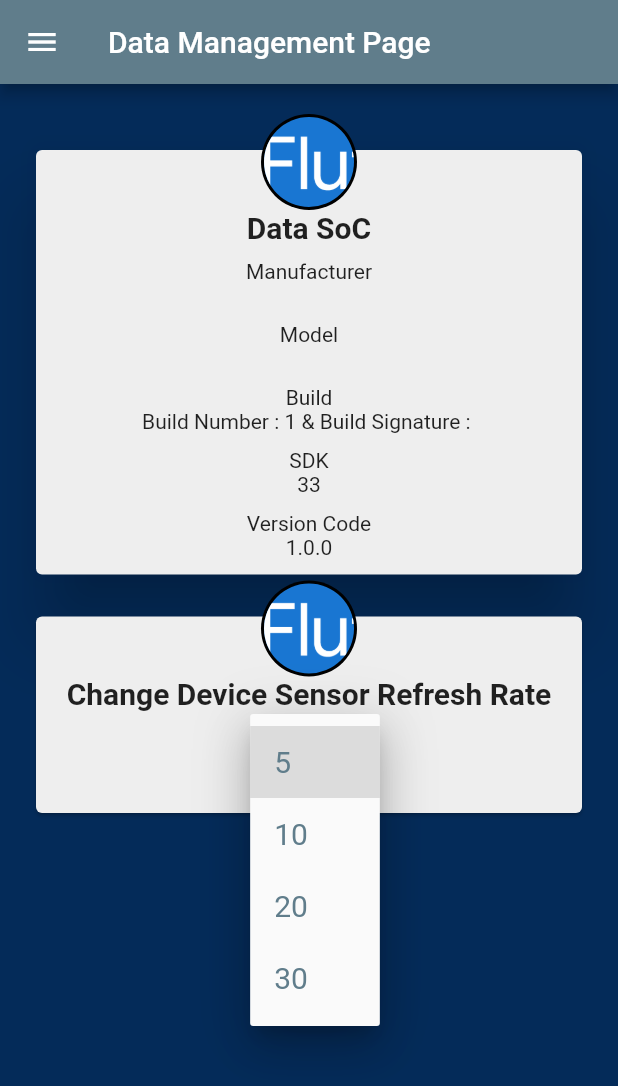
After one commit to arifwp/flutter_challenge, a Flutter app: the DataPage screen opened directly, after a tap on the "arrow downward" icon, on a phone screen of 412 x 824 dp. The commit adds this screen. Shown: the top 1086 px of the screen. Run offline on Flutter 3.47's test engine with Material 2 defaults, Android fonts, the phone set to English and light mode, and no system bars; our stand-ins replace device_info_plus, geolocator, local_auth, package_info_plus, permission_handler and 3 more; missing offline and left inert: battery_info, dart:ffi; accounts and stored records are empty.

Commit message:
add data management page

```diff
--- a/lib/components/app_drawer.dart
+++ b/lib/components/app_drawer.dart
@@ -1,4 +1,5 @@
 import 'package:flutter/material.dart';
+import 'package:flutter_challenge/pages/data_page.dart';
 
 class AppDrawer extends StatelessWidget {
   const AppDrawer({super.key});
@@ -17,10 +18,11 @@ class AppDrawer extends StatelessWidget {
             decoration: BoxDecoration(
               color: Colors.blue,
             ),
-            child: Text('Drawer Header'),
+            child: Text('Flutter Challenge'),
           ),
           ListTile(
-            title: const Text('Item 1'),
+            leading: Icon(Icons.home),
+            title: const Text('Halaman A'),
             onTap: () {
               // Update the state of the app
               // ...
@@ -29,12 +31,15 @@ class AppDrawer extends StatelessWidget {
             },
           ),
           ListTile(
-            title: const Text('Item 2'),
+            leading: Icon(Icons.data_array),
+            title: const Text('Halaman B'),
             onTap: () {
-              // Update the state of the app
-              // ...
-              // Then close the drawer
               Navigator.pop(context);
+              Navigator.of(context).push(
+                MaterialPageRoute(
+                  builder: (context) => DataPage(),
+                ),
+              );
             },
           ),
         ],
--- /dev/null
+++ b/lib/components/app_dropdown.dart
@@ -0,0 +1,54 @@
+import 'package:flutter/material.dart';
+import 'package:flutter_challenge/models/dropdown_model.dart';
+import 'package:flutter_challenge/utils/global_data.dart';
+
+class AppDropdown extends StatefulWidget {
+  const AppDropdown({super.key});
+
+  @override
+  State<AppDropdown> createState() => _AppDropdownState();
+}
+
+class _AppDropdownState extends State<AppDropdown> {
+  final List<String> defaultData = ['5', '10', '20', '30'];
+  late String dropdownValue = defaultData[0];
+  var ref = GlobalData();
+
+  @override
+  Widget build(BuildContext context) {
+    return DropdownButton(
+      value: DropDownModel.get_last_selected_value(),
+      icon: const Icon(
+        Icons.arrow_downward,
+        color: Colors.blueGrey,
+      ),
+      elevation: 16,
+      style: TextStyle(color: Colors.white),
+      underline: Container(
+        height: 2,
+        color: Colors.deepPurpleAccent,
+      ),
+      items: defaultData.map((item) {
+        return DropdownMenuItem<String>(
+          value: item,
+          child: Text(
+            '${item}',
+            style: TextStyle(color: Colors.blueGrey, fontSize: 20),
+          ),
+        );
+      }).toList(),
+      onChanged: (val) {
+        setState(() {
+          int numberVal = int.parse(val.toString());
+          ref.refreshEvery = numberVal;
+          DropDownModel.last_selected_value = val;
+          print('ref refresh');
+          print(ref.refreshEvery);
+          print('ini number val');
+          print(numberVal);
+          dropdownValue = val.toString();
+        });
+      },
+    );
+  }
+}
--- a/lib/components/box_device_sensor.dart
+++ b/lib/components/box_device_sensor.dart
@@ -1,15 +1,31 @@
 import 'package:flutter/material.dart';
 
 class BoxDeviceSensor extends StatefulWidget {
-  const BoxDeviceSensor(this.title, this.userAccelerometer, this.accelerometer,
-      this.gyroscope, this.magnetometer,
+  const BoxDeviceSensor(
+      this.title,
+      this.titleData1,
+      this.data1,
+      this.titleData2,
+      this.data2,
+      this.titleData3,
+      this.data3,
+      this.titleData4,
+      this.data4,
+      this.titleData5,
+      this.data5,
       {super.key});
 
   final String title;
-  final List<String>? userAccelerometer;
-  final List<String>? accelerometer;
-  final List<String>? gyroscope;
-  final List<String>? magnetometer;
+  final String titleData1;
+  final dynamic data1;
+  final String titleData2;
+  final dynamic data2;
+  final String titleData3;
+  final dynamic data3;
+  final String titleData4;
+  final dynamic data4;
+  final String? titleData5;
+  final dynamic data5;
 
   @override
   State<BoxDeviceSensor> createState() => _BoxDeviceSensorState();
@@ -25,6 +41,7 @@ class _BoxDeviceSensorState extends State<BoxDeviceSensor> {
           margin: EdgeInsets.only(top: 20),
           width: double.infinity,
           child: Card(
+            elevation: 20,
             color: Color(0xffeeeeee),
             child: Column(
               mainAxisSize: MainAxisSize.min,
@@ -48,23 +65,36 @@ class _BoxDeviceSensorState extends State<BoxDeviceSensor> {
                       SizedBox(
                         height: 10,
                       ),
-                      Text('User Accelerometer'),
-                      Text(widget.userAccelerometer.toString()),
+                      Text(widget.titleData1),
+                      Text(widget.data1.toString()),
                       SizedBox(
                         height: 10,
                       ),
-                      Text('Accelerometer'),
-                      Text(widget.accelerometer.toString()),
+                      Text(widget.titleData2),
+                      Text(widget.data2.toString()),
                       SizedBox(
                         height: 10,
                       ),
-                      Text('Gyroscope'),
-                      Text(widget.gyroscope.toString()),
+                      Text(widget.titleData3),
+                      Text(widget.data3.toString()),
                       SizedBox(
                         height: 10,
                       ),
-                      Text('Magnetometer'),
-                      Text(widget.magnetometer.toString()),
+                      Text(widget.titleData4),
+                      Text(widget.data4.toString()),
+                      SizedBox(
+                        height: 10,
+                      ),
+                      (widget.titleData5 != null)
+                          ? Column(
+                              children: [
+                                Text(widget.titleData5.toString()),
+                                Text(widget.data5.toString()),
+                              ],
+                            )
+                          : SizedBox(
+                              height: 0,
+                            ),
                       SizedBox(
                         height: 10,
                       ),
--- a/lib/components/custom_box.dart
+++ b/lib/components/custom_box.dart
@@ -1,12 +1,14 @@
 import 'dart:async';
 
 import 'package:flutter/material.dart';
+import 'package:flutter_challenge/components/app_dropdown.dart';
 
 class CustomBox extends StatefulWidget {
-  const CustomBox(this.title, this.data, {super.key});
+  const CustomBox(this.title, this.data, this.dataDropdown, {super.key});
 
   final String title;
-  final String data;
+  final String? data;
+  final Widget? dataDropdown;
 
   @override
   State<CustomBox> createState() => _CustomBoxState();
@@ -37,6 +39,7 @@ class _CustomBoxState extends State<CustomBox> {
                     children: [
                       Text(
                         '${widget.title}',
+                        textAlign: TextAlign.center,
                         style: TextStyle(
                           fontSize: 20,
                           fontWeight: FontWeight.bold,
@@ -45,7 +48,9 @@ class _CustomBoxState extends State<CustomBox> {
                       SizedBox(
                         height: 10,
                       ),
-                      Text(widget.data),
+                      (widget.data != null)
+                          ? Text(widget.data.toString())
+                          : AppDropdown(),
                       SizedBox(
                         height: 10,
                       ),
--- /dev/null
+++ b/lib/models/dropdown_model.dart
@@ -0,0 +1,12 @@
+class DropDownModel {
+  static String? last_selected_value;
+
+  static String? get_last_selected_value() {
+    return last_selected_value;
+  }
+
+  static void set_last_selected_value(String Value) {
+    last_selected_value = Value;
+    return null;
+  }
+}
--- /dev/null
+++ b/lib/pages/data_page.dart
@@ -0,0 +1,97 @@
+import 'dart:ffi';
+
+import 'package:device_info_plus/device_info_plus.dart';
+import 'package:flutter/foundation.dart';
+import 'package:flutter/material.dart';
+import 'package:flutter_challenge/components/app_drawer.dart';
+import 'package:flutter_challenge/components/app_dropdown.dart';
+import 'package:flutter_challenge/components/box_device_sensor.dart';
+import 'package:flutter_challenge/components/custom_box.dart';
+import 'package:package_info_plus/package_info_plus.dart';
+
+class DataPage extends StatefulWidget {
+  const DataPage({super.key});
+
+  @override
+  State<DataPage> createState() => _DataPageState();
+}
+
+class _DataPageState extends State<DataPage> {
+  String? versionCode;
+  String? buildNumber;
+  String? buildSignature;
+  String? model;
+  String? manufacturer;
+  int sdk = 0;
+
+  @override
+  void initState() {
+    super.initState();
+    initPackageInfo();
+    initPlatformState();
+  }
+
+  Future<void> initPlatformState() async {
+    DeviceInfoPlugin deviceInfo = DeviceInfoPlugin();
+    AndroidDeviceInfo androidInfo = await deviceInfo.androidInfo;
+    AndroidDeviceInfo build;
+    if (!mounted) return;
+    setState(() {
+      sdk = androidInfo.version.sdkInt;
+      manufacturer = androidInfo.manufacturer;
+      model = androidInfo.model;
+    });
+  }
+
+  void initPackageInfo() async {
+    final info = await PackageInfo.fromPlatform();
+    setState(() {
+      versionCode = info.version;
+      buildNumber = info.buildNumber;
+      buildSignature = info.buildSignature;
+    });
+  }
+
+  @override
+  Widget build(BuildContext context) {
+    return Scaffold(
+        appBar: AppBar(
+          title: Text('Data Management Page'),
+          backgroundColor: Colors.blueGrey,
+        ),
+        drawer: AppDrawer(),
+        backgroundColor: Color(0xff042B59),
+        body: SingleChildScrollView(
+          child: Padding(
+            padding: EdgeInsets.only(
+              top: 20,
+              left: 20,
+              right: 20,
+            ),
+            child: Column(
+              mainAxisAlignment: MainAxisAlignment.start,
+              children: [
+                BoxDeviceSensor(
+                  'Data SoC',
+                  'Manufacturer',
+                  manufacturer,
+                  'Model',
+                  model,
+                  'Build',
+                  'Build Number : ${buildNumber} & Build Signature : ${buildSignature}',
+                  'SDK',
+                  sdk,
+                  'Version Code',
+                  versionCode,
+                ),
+                CustomBox(
+                  'Change Device Sensor Refresh Rate',
+                  null,
+                  null,
+                )
+              ],
+            ),
+          ),
+        ));
+  }
+}
--- /dev/null
+++ b/lib/utils/global_data.dart
@@ -0,0 +1,3 @@
+class GlobalData {
+  int refreshEvery = 0;
+}
--- a/pubspec.yaml
+++ b/pubspec.yaml
@@ -43,6 +43,8 @@ dependencies:
   geolocator: ^9.0.2
   battery_info: ^1.1.1
   permission_handler: ^10.2.0
+  package_info_plus: ^4.0.1
+  device_info_plus: ^9.0.1
 
 dev_dependencies:
   flutter_test:
```
Also changed, not shown: lib/pages/home/home_page.dart (+40 -7 lines), pubspec.lock, 1 other file.
